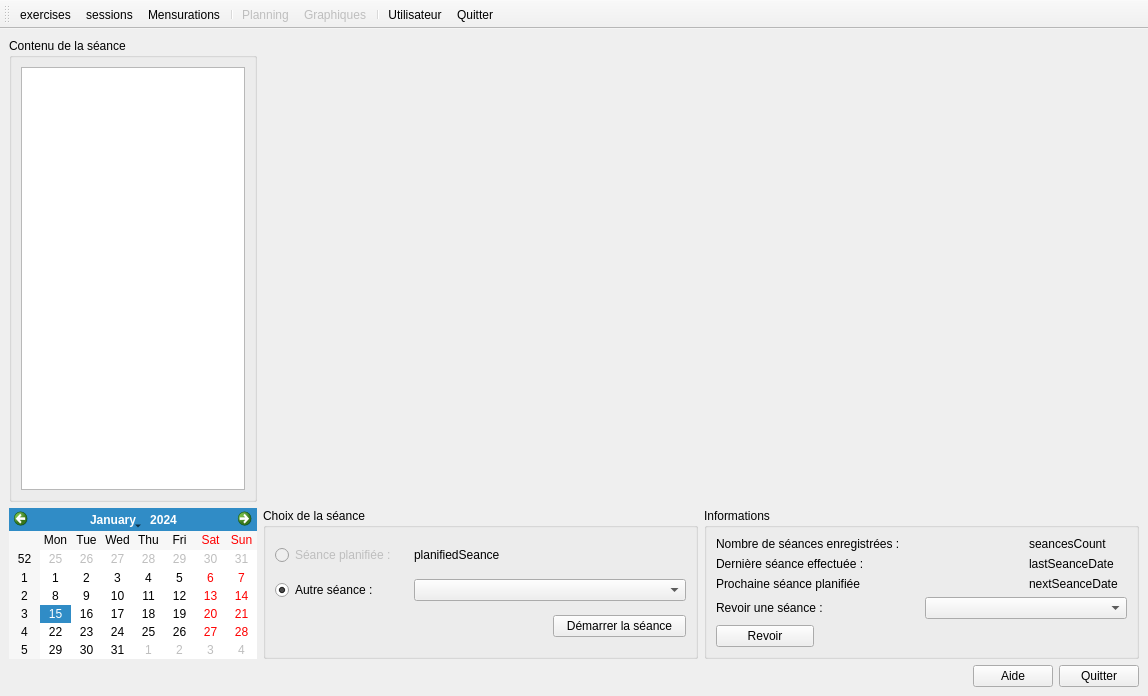
Above: src/mainwindow.ui from oktal/bodeasy before the change. Below: the same form after it.
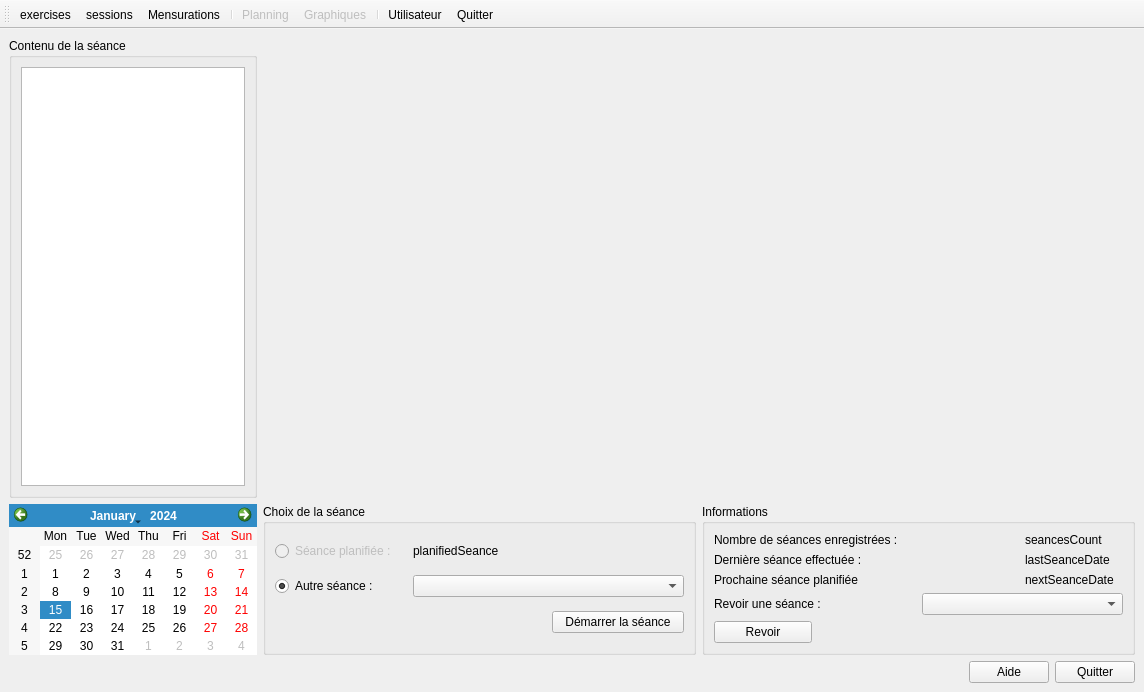
That is the form after the change. Icons and pictures are not drawn. Custom widgets are drawn as their Qt base class.

Commit message: Fix pChronometer widget

What changed in the file:
```diff
--- a/src/mainwindow.ui
+++ b/src/mainwindow.ui
@@ -6,8 +6,8 @@
    <rect>
     <x>0</x>
     <y>0</y>
-    <width>1148</width>
-    <height>696</height>
+    <width>1144</width>
+    <height>692</height>
    </rect>
   </property>
   <property name="unifiedTitleAndToolBarOnMac">
@@ -190,8 +190,8 @@
         </property>
         <property name="sizeHint" stdset="0">
          <size>
-          <width>758</width>
-          <height>20</height>
+          <width>12</width>
+          <height>12</height>
          </size>
         </property>
        </spacer>
@@ -349,6 +349,14 @@
    </property>
   </action>
  </widget>
+ <customwidgets>
+  <customwidget>
+   <class>pChronometer</class>
+   <extends>QFrame</extends>
+   <header>src/widgets/pChronometer.h</header>
+   <container>1</container>
+  </customwidget>
+ </customwidgets>
  <resources>
   <include location="ressources.qrc"/>
  </resources>
```
Left out of the diff: 14 changed lines with no effect on the pictures. The commit also changes 3 other files.
